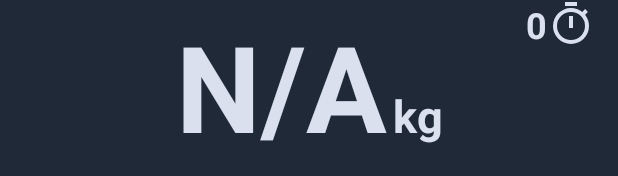
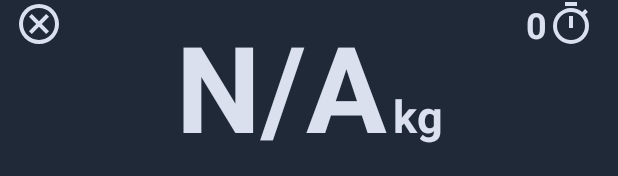
Before and after one commit to CrimPi-project/CrimPi-android-app, an Android app: the layout fragment_custom_workout.xml on its own in the app's theme, with its tools: preview values and no code run, on a phone screen of 412 x 824 dp. Shown: the top 176 px of the screen. Run offline under Robolectric (Android 15) with nearby library versions, the phone set to English and light mode, and no system bars.

```diff
--- /dev/null
+++ b/app/src/main/res/drawable/outline_cancel_24.xml
@@ -0,0 +1,5 @@
+<vector xmlns:android="http://schemas.android.com/apk/res/android" android:height="32dp" android:tint="#FFFFFF" android:viewportHeight="960" android:viewportWidth="960" android:width="32dp">
+
+    <path android:fillColor="@android:color/white" android:pathData="M336,680L480,536L624,680L680,624L536,480L680,336L624,280L480,424L336,280L280,336L424,480L280,624L336,680ZM480,880Q397,880 324,848.5Q251,817 197,763Q143,709 111.5,636Q80,563 80,480Q80,397 111.5,324Q143,251 197,197Q251,143 324,111.5Q397,80 480,80Q563,80 636,111.5Q709,143 763,197Q817,251 848.5,324Q880,397 880,480Q880,563 848.5,636Q817,709 763,763Q709,817 636,848.5Q563,880 480,880ZM480,800Q614,800 707,707Q800,614 800,480Q800,346 707,253Q614,160 480,160Q346,160 253,253Q160,346 160,480Q160,614 253,707Q346,800 480,800ZM480,480Q480,480 480,480Q480,480 480,480Q480,480 480,480Q480,480 480,480Q480,480 480,480Q480,480 480,480Q480,480 480,480Q480,480 480,480Z"/>
+
+</vector>
--- a/app/src/main/res/layout/fragment_custom_workout.xml
+++ b/app/src/main/res/layout/fragment_custom_workout.xml
@@ -37,7 +37,18 @@
             android:textSize="24sp"
             android:textStyle="bold"
             android:visibility="visible" />
+
+        <ImageButton
+            android:id="@+id/stopCustomWorkoutButton"
+            android:layout_width="32dp"
+            android:layout_height="32dp"
+            android:layout_marginStart="25dp"
+            android:background="?attr/selectableItemBackgroundBorderless"
+            app:tint="@color/primary_text_color"
+            android:contentDescription="@string/stop_workout"
+            android:src="@drawable/outline_cancel_24" />
     </RelativeLayout>
+
 
 
     <!-- RelativeLayout to contain the weight number and the "kg" unit -->
@@ -161,6 +172,7 @@
         app:layout_constraintEnd_toEndOf="@id/forceBarCustomWorkoutTrack"
         app:layout_constraintStart_toStartOf="@id/forceBarCustomWorkoutTrack" />
 
+
     <!-- Rest Countdown Timer (Centered) -->
     <TextView
         android:id="@+id/rest_timer_text_view"
```
Also changed, not shown: app/src/main/java/com/almogbb/crimpi/MainActivity.java (+1 -9 lines), app/src/main/java/com/almogbb/crimpi/fragments/CustomWorkoutFragment.java (+20 -16 lines).
